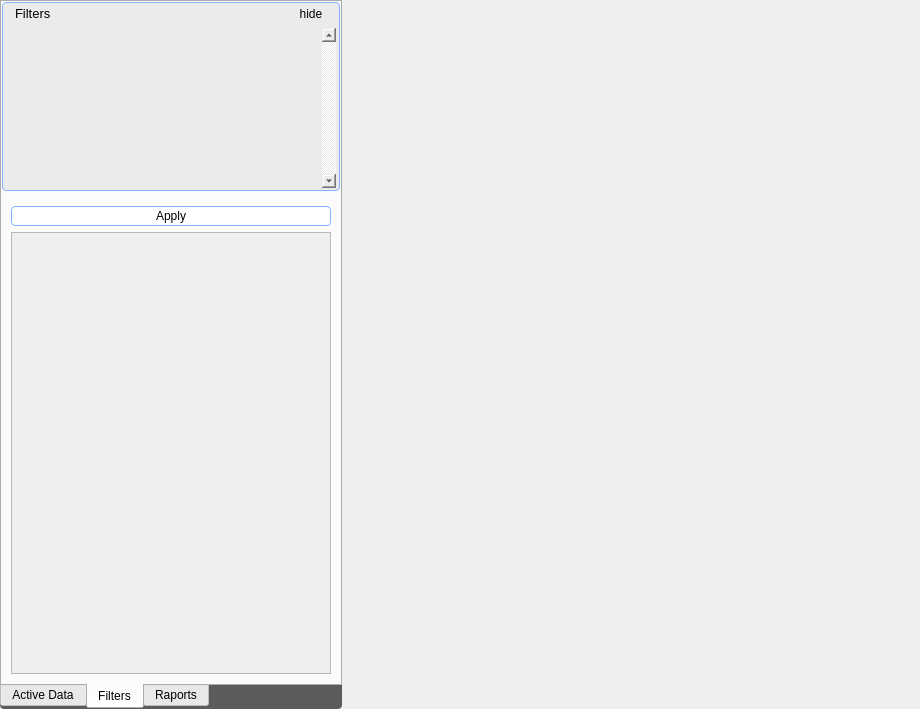
Above: trunk/src/edr/src/hmm_view/ui/AnalisisWidget.ui from mk4me/hm-mde-one before the change. Below: the same form after it.
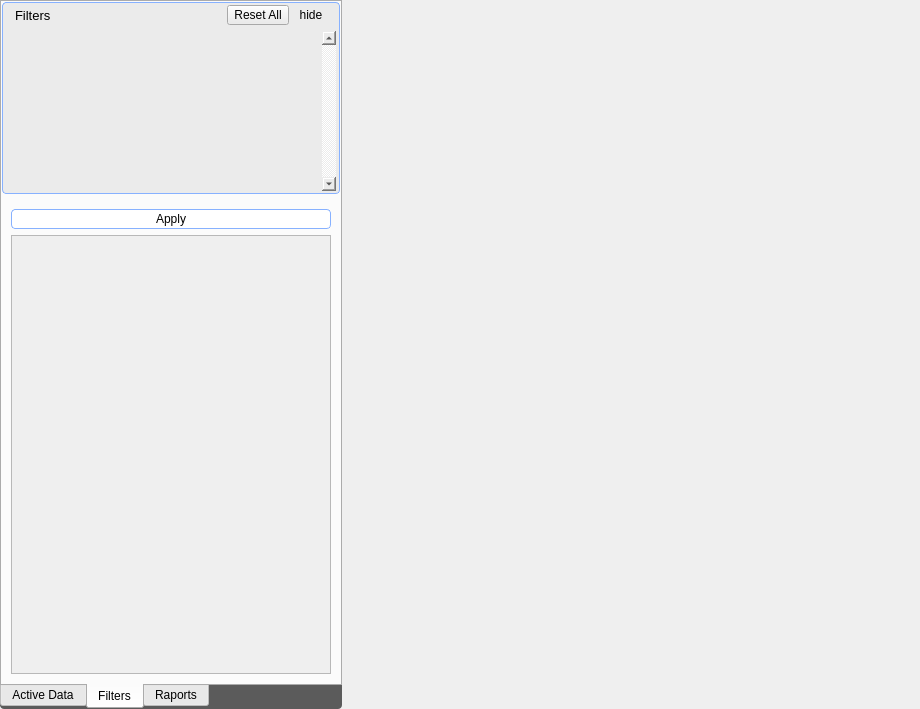
That is the form after the change. The open tabs and pages were chosen to show the change. Icons and pictures are not drawn.

```diff
--- a/trunk/src/edr/src/hmm_view/ui/AnalisisWidget.ui
+++ b/trunk/src/edr/src/hmm_view/ui/AnalisisWidget.ui
@@ -242,6 +242,13 @@
                   </property>
                  </widget>
                 </item>
+                <item>
+                 <widget class="QToolButton" name="resetButton">
+                  <property name="text">
+                   <string>Reset All</string>
+                  </property>
+                 </widget>
+                </item>
                 <item>
                  <widget class="QToolButton" name="hideButton">
                   <property name="sizePolicy">
@@ -374,7 +381,7 @@
                   <x>0</x>
                   <y>0</y>
                   <width>318</width>
-                  <height>437</height>
+                  <height>436</height>
                  </rect>
                 </property>
                </widget>
```
